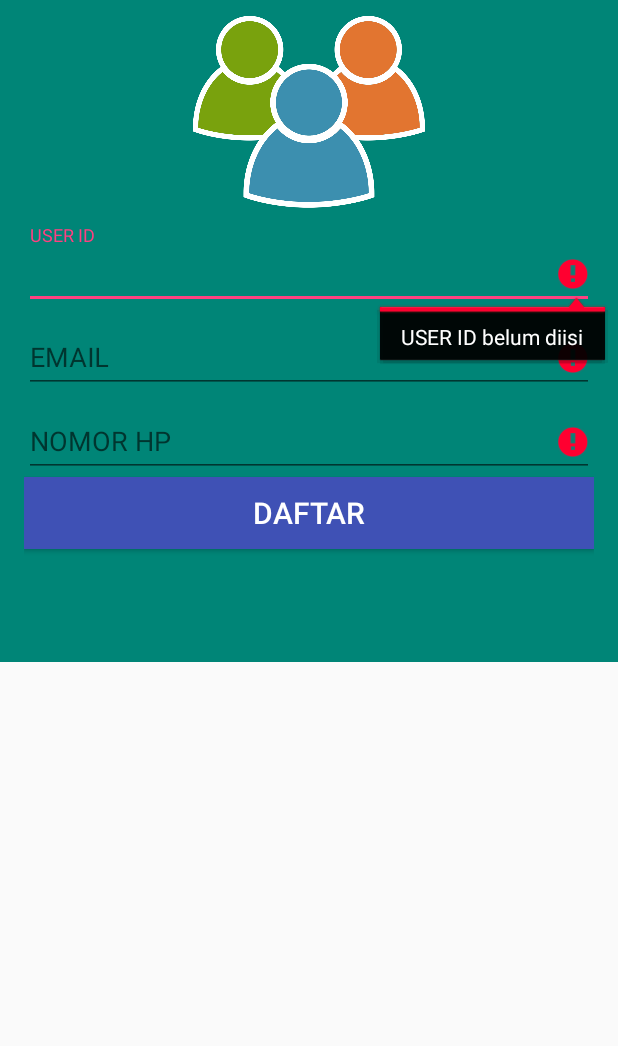
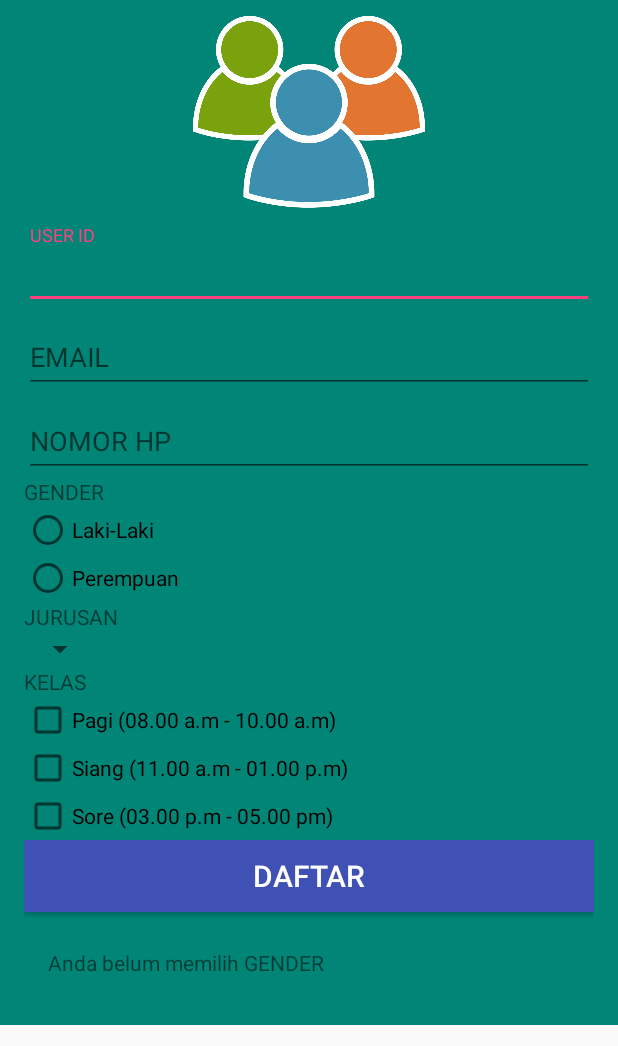
Before and after one commit to Ainnaya/Pendaftaran-Metic-Telkom-School-Malang, an Android app: the screen it shows after launch (MainActivity), after a tap on "DAFTAR", on a phone screen of 412 x 824 dp, the part 190-1236 px from its top. Run offline under Robolectric (Android 15) with nearby library versions, the phone set to English and light mode, and no system bars.

Commit message:
+ validasi untuk input di MainActivity.java untuk mengeluarkan tanda error pada EditText, + TextInputLayout di activity_main.xml, + efek respon perubahan warna pada Button ketika di klik atau pada Button, + 1 Radio group, 2 Radio button, 3 Checkbox, dan 1 Spinner

```diff
--- a/app/src/main/java/id/sch/smktelkom_mlg/tugas01/xirpl4002/pendaftaranmeticsmktelkommalang/MainActivity.java
+++ b/app/src/main/java/id/sch/smktelkom_mlg/tugas01/xirpl4002/pendaftaranmeticsmktelkommalang/MainActivity.java
@@ -5,12 +5,14 @@ import android.support.v7.app.AppCompatActivity;
 import android.view.View;
 import android.widget.Button;
 import android.widget.EditText;
+import android.widget.RadioButton;
 import android.widget.TextView;
 
 public class MainActivity extends AppCompatActivity {
     EditText etUserID;
     EditText etEmail;
     EditText etHP;
+    RadioButton rbLK, rbPR;
     Button bDaftar;
     TextView tvHasil;
 
@@ -22,6 +24,8 @@ public class MainActivity extends AppCompatActivity {
         etUserID = (EditText) findViewById(R.id.editTextUserID);
         etEmail = (EditText) findViewById(R.id.editTextEmail);
         etHP = (EditText) findViewById(R.id.editTextHP);
+        rbLK = (RadioButton) findViewById(R.id.radioButtonLK);
+        rbPR = (RadioButton) findViewById(R.id.radioButtonPR);
         bDaftar = (Button) findViewById(R.id.buttonDaftar);
         tvHasil = (TextView) findViewById(R.id.textViewHasil);
         bDaftar.setOnClickListener(new View.OnClickListener() {
@@ -30,6 +34,27 @@ public class MainActivity extends AppCompatActivity {
                 doProcess();
             }
         });
+        findViewById(R.id.buttonDaftar).setOnClickListener(new View.OnClickListener() {
+            @Override
+            public void onClick(View view) {
+                doClick();
+            }
+        });
+    }
+
+    private void doClick() {
+        String hasil = null;
+        if (rbLK.isChecked()) {
+            hasil = rbLK.getText().toString();
+        } else if (rbPR.isChecked()) {
+            hasil = rbPR.getText().toString();
+        }
+
+        if (hasil == null) {
+            tvHasil.setText("Anda belum memilih GENDER");
+        } else {
+            tvHasil.setText("GENDER anda: " + hasil);
+        }
     }
 
     private void doProcess() {
@@ -45,7 +70,7 @@ public class MainActivity extends AppCompatActivity {
         boolean valid = true;
         String userid = etUserID.getText().toString();
         String email = etEmail.getText().toString();
-        String HP = etHP.getText().toString();
+        int HP = Integer.parseInt(etHP.getText().toString());
 
         if (userid.isEmpty()) {
             etUserID.setError("USER ID belum diisi");
--- a/app/src/main/res/layout/activity_main.xml
+++ b/app/src/main/res/layout/activity_main.xml
@@ -78,7 +78,71 @@
                 android:inputType="numberSigned" />
         </android.support.design.widget.TextInputLayout>
 
-    <Button
+        <TextView
+            android:id="@+id/textView3"
+            android:layout_width="wrap_content"
+            android:layout_height="wrap_content"
+            android:text="GENDER" />
+
+        <RadioGroup
+            android:id="@+id/radioGroupGENDER"
+            android:layout_width="match_parent"
+            android:layout_height="match_parent">
+
+            <RadioButton
+                android:id="@+id/radioButtonLK"
+                android:layout_width="wrap_content"
+                android:layout_height="wrap_content"
+                android:checked="false"
+                android:text="Laki-Laki" />
+
+            <RadioButton
+                android:id="@+id/radioButtonPR"
+                android:layout_width="wrap_content"
+                android:layout_height="wrap_content"
+                android:checked="false"
+                android:text="Perempuan" />
+        </RadioGroup>
+
+        <TextView
+            android:id="@+id/textView5"
+            android:layout_width="wrap_content"
+            android:layout_height="wrap_content"
+            android:text="JURUSAN" />
+
+        <Spinner
+            android:id="@+id/spinnerJurusan"
+            android:layout_width="wrap_content"
+            android:layout_height="wrap_content" />
+
+        <TextView
+            android:id="@+id/textView4"
+            android:layout_width="wrap_content"
+            android:layout_height="wrap_content"
+            android:text="KELAS" />
+
+        <CheckBox
+            android:id="@+id/checkBox"
+            android:layout_width="wrap_content"
+            android:layout_height="wrap_content"
+            android:checked="false"
+            android:text="Pagi (08.00 a.m - 10.00 a.m)" />
+
+        <CheckBox
+            android:id="@+id/checkBox2"
+            android:layout_width="wrap_content"
+            android:layout_height="wrap_content"
+            android:checked="false"
+            android:text="Siang (11.00 a.m - 01.00 p.m)" />
+
+        <CheckBox
+            android:id="@+id/checkBox3"
+            android:layout_width="wrap_content"
+            android:layout_height="wrap_content"
+            android:checked="false"
+            android:text="Sore (03.00 p.m - 05.00 pm)" />
+
+        <Button
         android:id="@+id/buttonDaftar"
         style="@style/Base.TextAppearance.AppCompat.Title"
         android:layout_width="match_parent"
```
